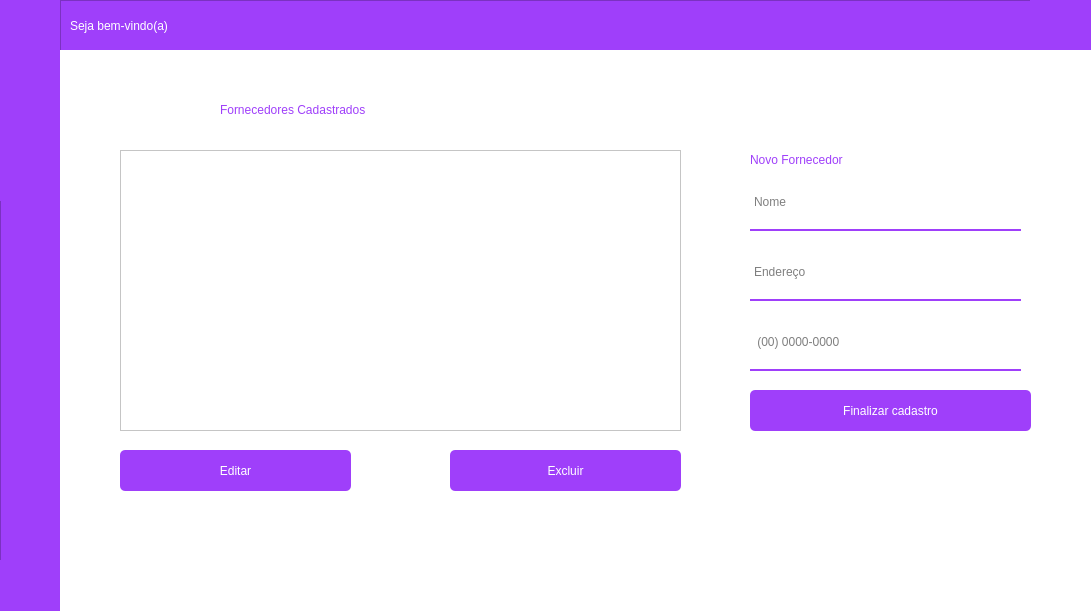
The window that View/UI/FrmPrincipal.ui (GeovaniTech/PyStock_controle_de_estoque) describes before a commit, drawn with Qt 5.
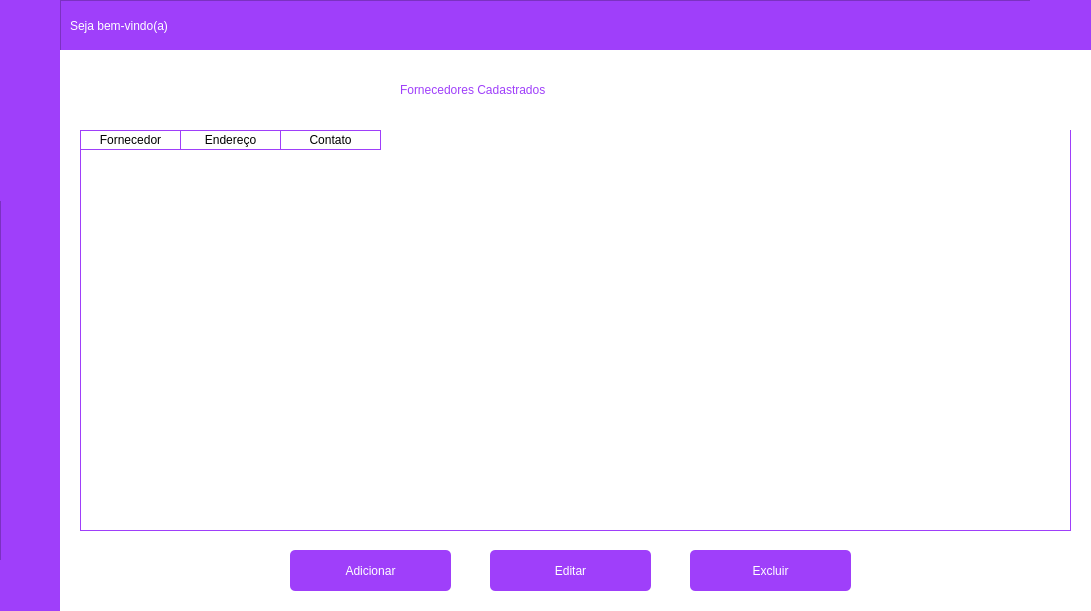
The same window after the commit. The open tabs and pages were chosen to show the change. Icons and pictures are not drawn.

Commit message: Alterando o design da tela dos Fornecedores

```diff
--- a/View/UI/FrmPrincipal.ui
+++ b/View/UI/FrmPrincipal.ui
@@ -316,6 +316,12 @@
       <property name="styleSheet">
        <string notr="true">background-color: rgb(255, 255, 255);</string>
       </property>
+      <property name="frameShape">
+       <enum>QFrame::NoFrame</enum>
+      </property>
+      <property name="frameShadow">
+       <enum>QFrame::Sunken</enum>
+      </property>
       <property name="currentIndex">
        <number>2</number>
       </property>
@@ -555,131 +561,11 @@
        </widget>
       </widget>
       <widget class="QWidget" name="page_3">
-       <widget class="QLabel" name="label_14">
-        <property name="geometry">
-         <rect>
-          <x>690</x>
-          <y>100</y>
-          <width>241</width>
-          <height>20</height>
-         </rect>
-        </property>
-        <property name="styleSheet">
-         <string notr="true">color: #9f3ffa;
-font: 20pt &quot;Montserrat&quot;;</string>
-        </property>
-        <property name="text">
-         <string>Novo Fornecedor</string>
-        </property>
-       </widget>
-       <widget class="QLineEdit" name="lineEdit_7">
-        <property name="geometry">
-         <rect>
-          <x>690</x>
-          <y>130</y>
-          <width>271</width>
-          <height>51</height>
-         </rect>
-        </property>
-        <property name="styleSheet">
-         <string notr="true">background-color: rgba(0, 0 , 0, 0);
-border: 2px solid rgba(0,0,0,0);
-border-bottom-color: rgb(159, 63, 250);
-color: rgb(0,0,0);
-padding-bottom: 8px;
-border-radius: 0px;
-font: 10pt &quot;Montserrat&quot;;</string>
-        </property>
-        <property name="text">
-         <string/>
-        </property>
-        <property name="placeholderText">
-         <string>Nome</string>
-        </property>
-       </widget>
-       <widget class="QLineEdit" name="lineEdit_8">
-        <property name="geometry">
-         <rect>
-          <x>690</x>
-          <y>200</y>
-          <width>271</width>
-          <height>51</height>
-         </rect>
-        </property>
-        <property name="styleSheet">
-         <string notr="true">background-color: rgba(0, 0 , 0, 0);
-border: 2px solid rgba(0,0,0,0);
-border-bottom-color: rgb(159, 63, 250);
-color: rgb(0,0,0);
-padding-bottom: 8px;
-border-radius: 0px;
-font: 10pt &quot;Montserrat&quot;;</string>
-        </property>
-        <property name="text">
-         <string/>
-        </property>
-        <property name="placeholderText">
-         <string>Endereço</string>
-        </property>
-       </widget>
-       <widget class="QLineEdit" name="lineEdit_9">
-        <property name="geometry">
-         <rect>
-          <x>690</x>
-          <y>270</y>
-          <width>271</width>
-          <height>51</height>
-         </rect>
-        </property>
-        <property name="styleSheet">
-         <string notr="true">background-color: rgba(0, 0 , 0, 0);
-border: 2px solid rgba(0,0,0,0);
-border-bottom-color: rgb(159, 63, 250);
-color: rgb(0,0,0);
-padding-bottom: 8px;
-border-radius: 0px;
-font: 10pt &quot;Montserrat&quot;;</string>
-        </property>
-        <property name="text">
-         <string/>
-        </property>
-        <property name="placeholderText">
-         <string> (00) 0000-0000</string>
-        </property>
-       </widget>
-       <widget class="QPushButton" name="pushButton_3">
-        <property name="geometry">
-         <rect>
-          <x>690</x>
-          <y>340</y>
-          <width>281</width>
-          <height>41</height>
-         </rect>
-        </property>
-        <property name="styleSheet">
-         <string notr="true">QPushButton {
-border: 2px;
-background-color: rgb(159, 63, 250);
-color: white;
-border-radius: 5px;
-font: 10pt &quot;Montserrat&quot;;
-outline: 0;
-}
-
-QPushButton:hover {
-	background-color: rgb(197, 62, 255);
-}
-</string>
-        </property>
-        <property name="text">
-         <string>Finalizar cadastro</string>
-        </property>
-       </widget>
        <widget class="QLabel" name="label_15">
         <property name="geometry">
          <rect>
-          <x>160</x>
-          <y>50</y>
+          <x>340</x>
+          <y>30</y>
           <width>371</width>
           <height>20</height>
          </rect>
@@ -695,9 +581,9 @@
        <widget class="QPushButton" name="pushButton_4">
         <property name="geometry">
          <rect>
-          <x>60</x>
-          <y>400</y>
-          <width>231</width>
+          <x>430</x>
+          <y>500</y>
+          <width>161</width>
           <height>41</height>
          </rect>
         </property>
@@ -723,9 +609,9 @@
        <widget class="QPushButton" name="pushButton_9">
         <property name="geometry">
          <rect>
-          <x>390</x>
-          <y>400</y>
-          <width>231</width>
+          <x>630</x>
+          <y>500</y>
+          <width>161</width>
           <height>41</height>
          </rect>
         </property>
@@ -751,11 +637,118 @@
        <widget class="QTableWidget" name="tableWidget">
         <property name="geometry">
          <rect>
-          <x>60</x>
-          <y>100</y>
-          <width>561</width>
-          <height>281</height>
+          <x>20</x>
+          <y>80</y>
+          <width>991</width>
+          <height>401</height>
          </rect>
+        </property>
+        <property name="styleSheet">
+         <string notr="true">QTableWidget {
+	gridline-color: #9f3ffa;;
+	background-color: transparent;
+	outline: 0;
+	border: 1px solid #9f3ffa;
+	border-top: 0px
+	
+}
+
+QTableWidget::item:selected{
+	background-color:#9f3ffa;;
+}
+
+QTableWidget::horizontalHeader {	
+	background-color: #9f3ffa;
+}
+
+QHeaderView::section:horizontal
+{
+    border: 1px solid #9f3ffa;
+	background-color: transparent;
+	border-left: 0px;
+	color: black;
+
+}
+</string>
+        </property>
+        <property name="frameShape">
+         <enum>QFrame::Panel</enum>
+        </property>
+        <property name="frameShadow">
+         <enum>QFrame::Sunken</enum>
+        </property>
+        <property name="editTriggers">
+         <set>QAbstractItemView::SelectedClicked</set>
+        </property>
+        <property name="tabKeyNavigation">
+         <bool>true</bool>
+        </property>
+        <property name="showDropIndicator" stdset="0">
+         <bool>false</bool>
+        </property>
+        <property name="alternatingRowColors">
+         <bool>false</bool>
+        </property>
+        <property name="selectionMode">
+         <enum>QAbstractItemView::ExtendedSelection</enum>
+        </property>
+        <property name="gridStyle">
+         <enum>Qt::SolidLine</enum>
+        </property>
+        <property name="sortingEnabled">
+         <bool>true</bool>
+        </property>
+        <attribute name="verticalHeaderVisible">
+         <bool>true</bool>
+        </attribute>
+        <attribute name="verticalHeaderShowSortIndicator" stdset="0">
+         <bool>false</bool>
+        </attribute>
+        <attribute name="verticalHeaderStretchLastSection">
+         <bool>false</bool>
+        </attribute>
+        <column>
+         <property name="text">
+          <string>Fornecedor</string>
+         </property>
+        </column>
+        <column>
+         <property name="text">
+          <string>Endereço</string>
+         </property>
+        </column>
+        <column>
+         <property name="text">
+          <string>Contato</string>
+         </property>
+        </column>
+       </widget>
+       <widget class="QPushButton" name="pushButton_5">
+        <property name="geometry">
+         <rect>
+          <x>230</x>
+          <y>500</y>
+          <width>161</width>
+          <height>41</height>
+         </rect>
+        </property>
+        <property name="styleSheet">
+         <string notr="true">QPushButton {
+border: 2px;
+background-color: rgb(159, 63, 250);
+color: white;
+border-radius: 5px;
+font: 10pt &quot;Montserrat&quot;;
+outline: 0;
+}
+
+QPushButton:hover {
+	background-color: rgb(197, 62, 255);
+}
+</string>
+        </property>
+        <property name="text">
+         <string>Adicionar</string>
         </property>
        </widget>
       </widget>
```
Left out of the diff: 5 changed lines with no effect on the pictures.
